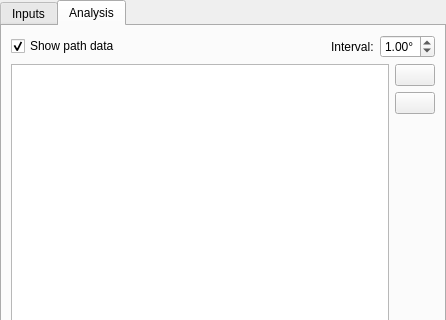
Above: pyslvs_ui/widgets/inputs/inputs.ui from KmolYuan/Pyslvs-UI before the change; both pictures show x 0 to 446 and y 0 to 320 of the 446 by 673 pixel window. Below: the same form after it.
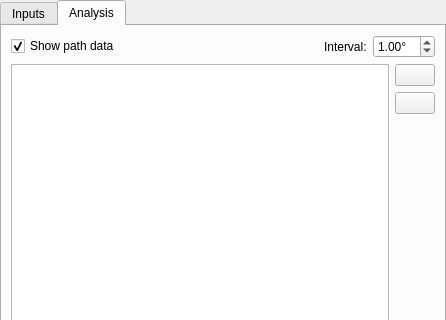
That is the form after the change. The open tabs and pages were chosen to show the change. Icons and pictures are not drawn.

Commit message: Adjust the limit of interval value.

```diff
--- a/pyslvs_ui/widgets/inputs/inputs.ui
+++ b/pyslvs_ui/widgets/inputs/inputs.ui
@@ -446,7 +446,7 @@
             <double>0.010000000000000</double>
            </property>
            <property name="maximum">
-            <double>6.000000000000000</double>
+            <double>20.000000000000000</double>
            </property>
            <property name="value">
             <double>1.000000000000000</double>
```
The commit also changes 1 other file.
